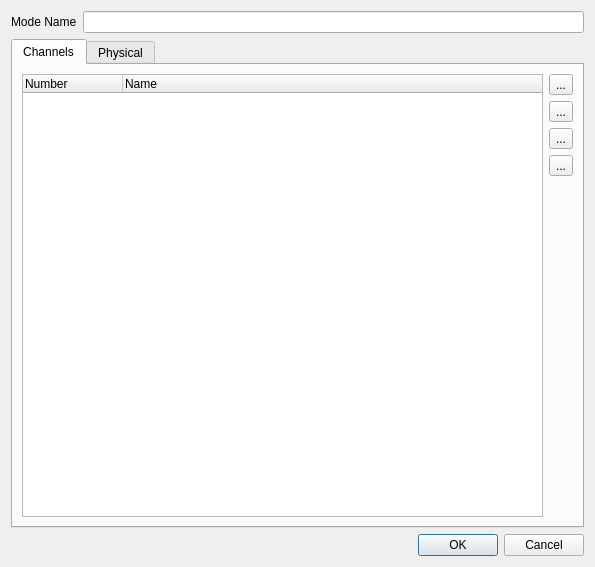
Bondzio/qlc, file trunk/fixtureeditor/editmode.ui: the form before one commit.
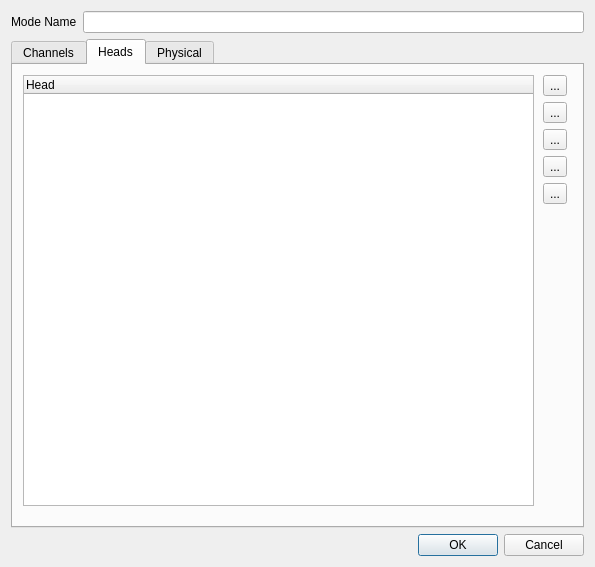
The form after the commit. The open tabs and pages were chosen to show the change. Icons and pictures are not drawn.

```diff
--- a/trunk/fixtureeditor/editmode.ui
+++ b/trunk/fixtureeditor/editmode.ui
@@ -151,6 +151,142 @@
        </item>
       </layout>
      </widget>
+     <widget class="QWidget" name="tab_heads">
+      <attribute name="title">
+       <string>Heads</string>
+      </attribute>
+      <widget class="QTreeWidget" name="m_headList">
+       <property name="geometry">
+        <rect>
+         <x>10</x>
+         <y>10</y>
+         <width>511</width>
+         <height>431</height>
+        </rect>
+       </property>
+       <property name="alternatingRowColors">
+        <bool>true</bool>
+       </property>
+       <property name="allColumnsShowFocus">
+        <bool>true</bool>
+       </property>
+       <column>
+        <property name="text">
+         <string>Head</string>
+        </property>
+       </column>
+      </widget>
+      <widget class="QWidget" name="layoutWidget">
+       <property name="geometry">
+        <rect>
+         <x>530</x>
+         <y>10</y>
+         <width>34</width>
+         <height>421</height>
+        </rect>
+       </property>
+       <layout class="QVBoxLayout" name="_2">
+        <item>
+         <widget class="QToolButton" name="m_addHeadButton">
+          <property name="text">
+           <string notr="true">...</string>
+          </property>
+          <property name="icon">
+           <iconset resource="../ui/src/qlcui.qrc">
+            <normaloff>:/edit_add.png</normaloff>:/edit_add.png</iconset>
+          </property>
+          <property name="iconSize">
+           <size>
+            <width>26</width>
+            <height>26</height>
+           </size>
+          </property>
+         </widget>
+        </item>
+        <item>
+         <widget class="QToolButton" name="m_removeHeadButton">
+          <property name="text">
+           <string notr="true">...</string>
+          </property>
+          <property name="icon">
+           <iconset resource="../ui/src/qlcui.qrc">
+            <normaloff>:/edit_remove.png</normaloff>:/edit_remove.png</iconset>
+          </property>
+          <property name="iconSize">
+           <size>
+            <width>26</width>
+            <height>26</height>
+           </size>
+          </property>
+         </widget>
+        </item>
+        <item>
+         <widget class="QToolButton" name="m_editHeadButton">
+          <property name="text">
+           <string>...</string>
+          </property>
+          <property name="icon">
+           <iconset resource="../ui/src/qlcui.qrc">
+            <normaloff>:/edit.png</normaloff>:/edit.png</iconset>
+          </property>
+          <property name="iconSize">
+           <size>
+            <width>26</width>
+            <height>26</height>
+           </size>
+          </property>
+         </widget>
+        </item>
+        <item>
+         <widget class="QToolButton" name="m_raiseHeadButton">
+          <property name="text">
+           <string notr="true">...</string>
+          </property>
+          <property name="icon">
+           <iconset resource="../ui/src/qlcui.qrc">
+            <normaloff>:/up.png</normaloff>:/up.png</iconset>
+          </property>
+          <property name="iconSize">
+           <size>
+            <width>26</width>
+            <height>26</height>
+           </size>
+          </property>
+         </widget>
+        </item>
+        <item>
+         <widget class="QToolButton" name="m_lowerHeadButton">
+          <property name="text">
+           <string notr="true">...</string>
+          </property>
+          <property name="icon">
+           <iconset resource="../ui/src/qlcui.qrc">
+            <normaloff>:/down.png</normaloff>:/down.png</iconset>
+          </property>
+          <property name="iconSize">
+           <size>
+            <width>26</width>
+            <height>26</height>
+           </size>
+          </property>
+         </widget>
+        </item>
+        <item>
+         <spacer>
+          <property name="orientation">
+           <enum>Qt::Vertical</enum>
+          </property>
+          <property name="sizeHint" stdset="0">
+           <size>
+            <width>20</width>
+            <height>40</height>
+           </size>
+          </property>
+         </spacer>
+        </item>
+       </layout>
+      </widget>
+     </widget>
      <widget class="QWidget" name="tab_physical">
       <attribute name="title">
        <string>Physical</string>
```
